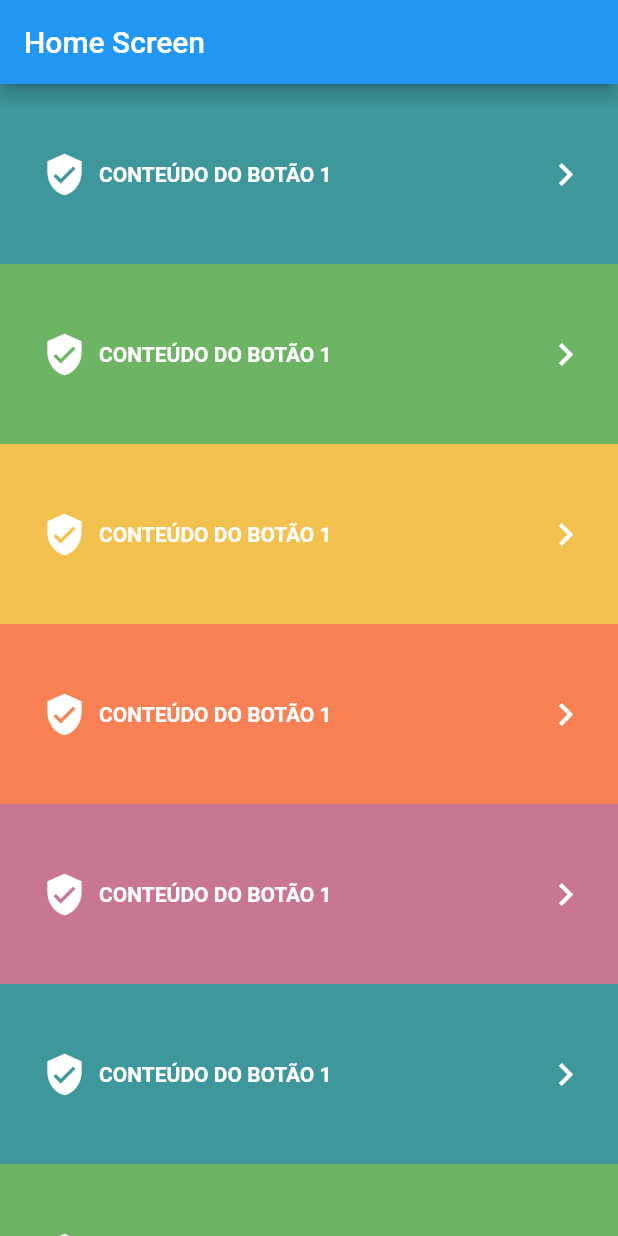
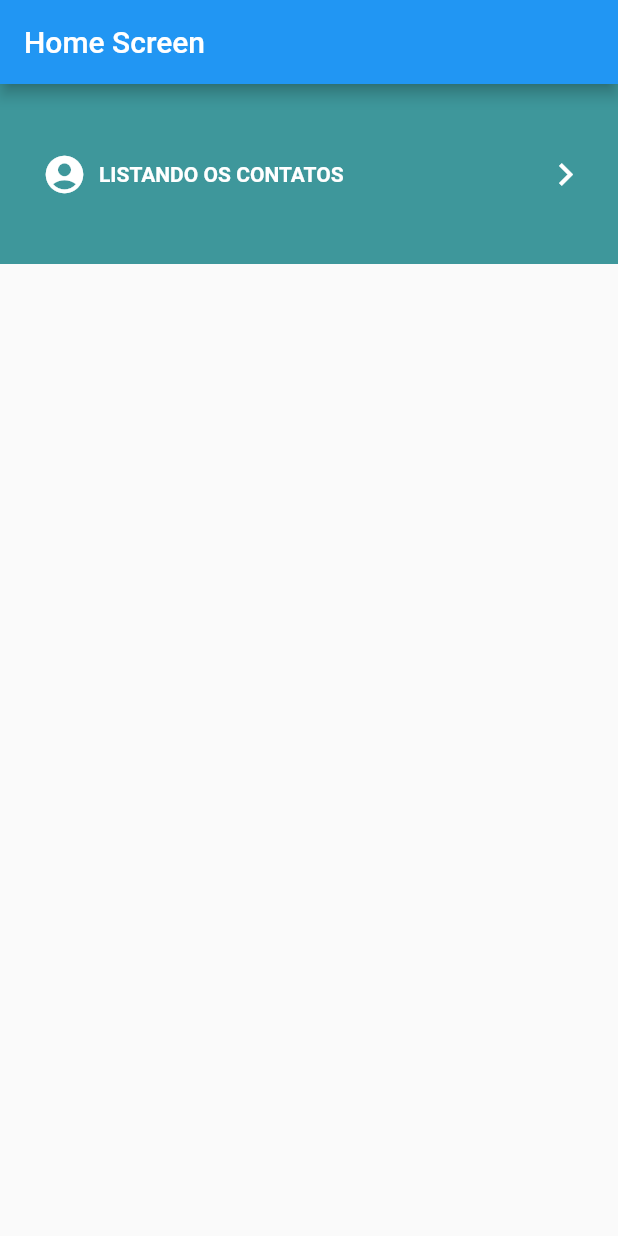
Before and after one commit to developmatt/flutter-sandbox, a Flutter app: the screen it shows after launch, on a phone screen of 412 x 824 dp. Run offline on Flutter 3.47's test engine with Material 2 defaults, Android fonts, the phone set to English and light mode, and no system bars.

Commit message:
Refatorando tela inicial

```diff
--- a/lib/screens/home/HomeScreen.dart
+++ b/lib/screens/home/HomeScreen.dart
@@ -8,59 +8,24 @@ class HomeScreen extends StatefulWidget {
 
 class _HomeScreenState extends State<HomeScreen> {
 
-  List<Map<String, dynamic>> buttonsList = [
-    {
-      'text': 'Conteúdo do botão 1',
-      'icon': Icons.verified_user,
-      'route': '/'
-    },
-    {
-      'text': 'Conteúdo do botão 1',
-      'icon': Icons.verified_user,
-      'route': '/'
-    },
-    {
-      'text': 'Conteúdo do botão 1',
-      'icon': Icons.verified_user,
-      'route': '/'
-    },
-    {
-      'text': 'Conteúdo do botão 1',
-      'icon': Icons.verified_user,
-      'route': '/'
-    },
-    {
-      'text': 'Conteúdo do botão 1',
-      'icon': Icons.verified_user,
-      'route': '/'
-    },
-    {
-      'text': 'Conteúdo do botão 1',
-      'icon': Icons.verified_user,
-      'route': '/'
-    },
-    {
-      'text': 'Conteúdo do botão 1',
-      'icon': Icons.verified_user,
-      'route': '/'
-    },
-    {
-      'text': 'Conteúdo do botão 1',
-      'icon': Icons.verified_user,
-      'route': '/'
-    },
-    {
-      'text': 'Conteúdo do botão 1',
-      'icon': Icons.verified_user,
-      'route': '/'
-    },
-  ];
-
   @override
   Widget build(BuildContext context) {
+
+    List<Map<String, dynamic>> buttonsList = [
+      {
+        'text': 'Listando os contatos',
+        'icon': Icons.account_circle,
+        'onTap': () => Navigator.of(context).pushNamed('/')
+      }
+    ];
+
     return Scaffold(
       appBar: AppBar(title: Text('Home Screen')),
-      body: ColoredButtonsList(buttonsList),
+      body: ColoredButtonsList(buttonsList.map((buttonItem) => ColoredButtonsListButton(
+        onTap: buttonItem['onTap'],
+        icon: Icons.account_circle,
+        text: buttonItem['text'],
+      )).toList()),
     );
   }
 }
--- a/lib/widgets/ColoredButtonsList.dart
+++ b/lib/widgets/ColoredButtonsList.dart
@@ -1,7 +1,7 @@
 import 'package:flutter/material.dart';
 
 class ColoredButtonsList extends StatefulWidget {
-  final List<Map<String, dynamic>> buttonsList;
+  final List<ColoredButtonsListButton> buttonsList;
 
   ColoredButtonsList(this.buttonsList);
 
@@ -18,9 +18,9 @@ class _ColoredButtonsListState extends State<ColoredButtonsList> {
       itemBuilder: (context, index) {
         return ColoredButtonsListButton(
           color: ColoredButtonListColors.nextColor(),
-          icon: widget.buttonsList[index]['icon'],
-          onTap: () => Navigator.of(context).pushNamed(widget.buttonsList[index]['route']),
-          text: widget.buttonsList[index]['text'],
+          icon: widget.buttonsList[index].icon,
+          onTap: widget.buttonsList[index].onTap,
+          text: widget.buttonsList[index].text,
         );
       }
     );
@@ -44,7 +44,7 @@ class ColoredButtonsListButton extends StatelessWidget {
         padding: EdgeInsets.symmetric(horizontal: 20.0),
         alignment: Alignment.centerLeft,
         height: 120.0,
-        color: this.color,
+        color: this.color ?? ColoredButtonListColors.nextColor(),
         child: Row(
           mainAxisAlignment: MainAxisAlignment.spaceBetween,
           children: [
```
